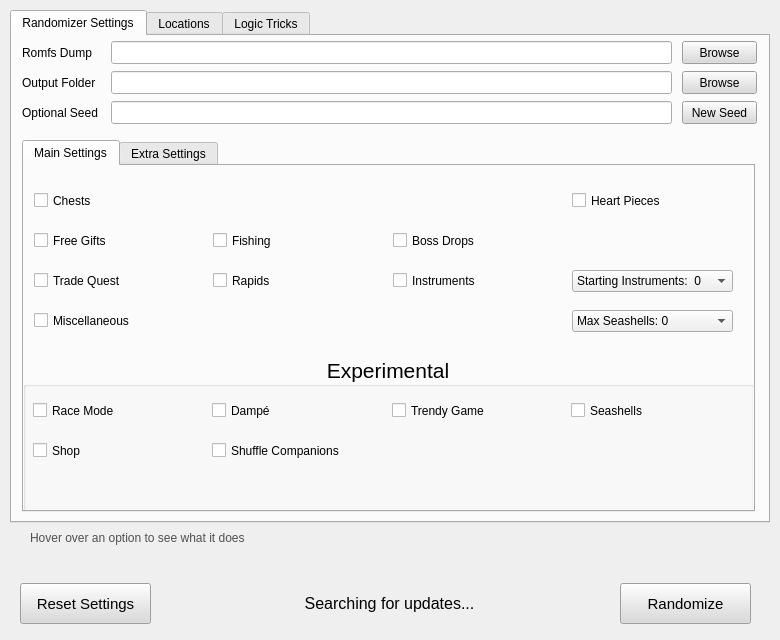
Qt form UI/ui_form.ui (Owen-Splat/LAS-Randomizer) before a commit.
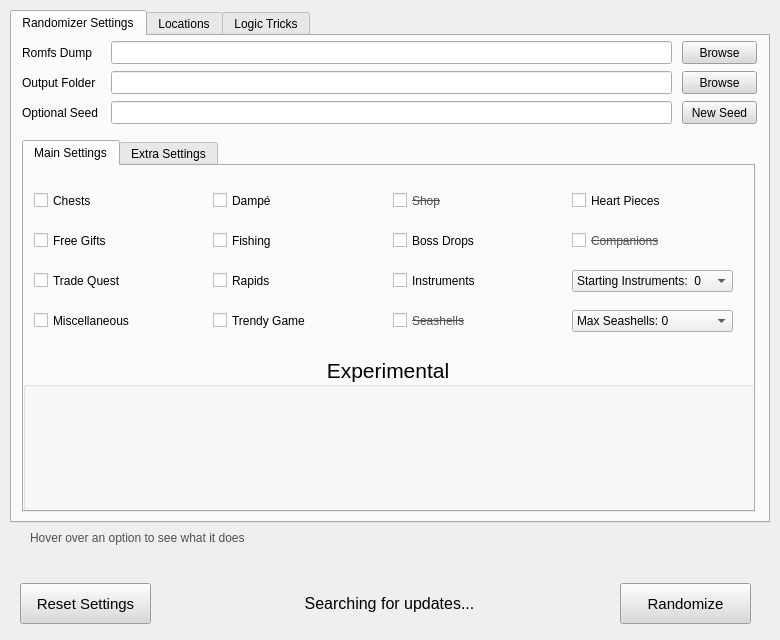
The same form after that commit.

```diff
--- a/UI/ui_form.ui
+++ b/UI/ui_form.ui
@@ -666,172 +666,6 @@
         <property name="alignment">
          <set>Qt::AlignCenter</set>
         </property>
-        <widget class="QCheckBox" name="raceCheck">
-         <property name="geometry">
-          <rect>
-           <x>10</x>
-           <y>44</y>
-           <width>173</width>
-           <height>21</height>
-          </rect>
-         </property>
-         <property name="font">
-          <font>
-           <pointsize>9</pointsize>
-          </font>
-         </property>
-         <property name="whatsThis">
-          <string>If this setting is checked, only 4 of the 8 dungeons can contain progress items.&lt;br&gt;&lt;/br&gt;The needed dungeons will be highlighted on the map from the start</string>
-         </property>
-         <property name="text">
-          <string>Race Mode</string>
-         </property>
-        </widget>
-        <widget class="QCheckBox" name="trendyCheck">
-         <property name="enabled">
-          <bool>true</bool>
-         </property>
-         <property name="geometry">
-          <rect>
-           <x>369</x>
-           <y>44</y>
-           <width>173</width>
-           <height>21</height>
-          </rect>
-         </property>
-         <property name="font">
-          <font>
-           <pointsize>9</pointsize>
-           <strikeout>false</strikeout>
-          </font>
-         </property>
-         <property name="toolTip">
-          <string/>
-         </property>
-         <property name="whatsThis">
-          <string>This controls whether the Trendy Game can contain progress items&lt;br&gt;&lt;/br&gt;&lt;u&gt;Not yet implemented&lt;/u&gt;</string>
-         </property>
-         <property name="text">
-          <string>Trendy Game</string>
-         </property>
-         <property name="checkable">
-          <bool>false</bool>
-         </property>
-        </widget>
-        <widget class="QCheckBox" name="seashellsCheck">
-         <property name="enabled">
-          <bool>true</bool>
-         </property>
-         <property name="geometry">
-          <rect>
-           <x>548</x>
-           <y>44</y>
-           <width>173</width>
-           <height>21</height>
-          </rect>
-         </property>
-         <property name="font">
-          <font>
-           <pointsize>9</pointsize>
-           <strikeout>false</strikeout>
-          </font>
-         </property>
-         <property name="whatsThis">
-          <string>This controls whether seashells can be progress items&lt;br&gt;&lt;/br&gt;&lt;u&gt;Not yet implemented&lt;/u&gt;</string>
-         </property>
-         <property name="text">
-          <string>Seashells</string>
-         </property>
-         <property name="checkable">
-          <bool>false</bool>
-         </property>
-        </widget>
-        <widget class="QCheckBox" name="dampeCheck">
-         <property name="geometry">
-          <rect>
-           <x>189</x>
-           <y>44</y>
-           <width>173</width>
-           <height>21</height>
-          </rect>
-         </property>
-         <property name="font">
-          <font>
-           <pointsize>9</pointsize>
-          </font>
-         </property>
-         <property name="toolTip">
-          <string/>
-         </property>
-         <property name="whatsThis">
-          <string>This controls whether the Dampé prizes can be progress items&lt;br&gt;&lt;/br&gt;&lt;u&gt;This is very broken right now,&lt;/u&gt; and is recommended to turn off until fixed</string>
-         </property>
-         <property name="text">
-          <string>Dampé</string>
-         </property>
-        </widget>
-        <widget class="QCheckBox" name="shopCheck">
-         <property name="enabled">
-          <bool>true</bool>
-         </property>
-         <property name="geometry">
-          <rect>
-           <x>10</x>
-           <y>84</y>
-           <width>173</width>
-           <height>21</height>
-          </rect>
-         </property>
-         <property name="font">
-          <font>
-           <pointsize>9</pointsize>
-           <strikeout>false</strikeout>
-          </font>
-         </property>
-         <property name="toolTip">
-          <string/>
-         </property>
-         <property name="whatsThis">
-          <string>This controls whether the shop can sell progress items&lt;br&gt;&lt;/br&gt;&lt;u&gt;Not yet implemented&lt;/u&gt;</string>
-         </property>
-         <property name="text">
-          <string>Shop</string>
-         </property>
-         <property name="checkable">
-          <bool>false</bool>
-         </property>
-        </widget>
-        <widget class="QCheckBox" name="companionCheck">
-         <property name="enabled">
-          <bool>true</bool>
-         </property>
-         <property name="geometry">
-          <rect>
-           <x>189</x>
-           <y>84</y>
-           <width>173</width>
-           <height>21</height>
-          </rect>
-         </property>
-         <property name="font">
-          <font>
-           <pointsize>9</pointsize>
-           <strikeout>false</strikeout>
-          </font>
-         </property>
-         <property name="toolTip">
-          <string/>
-         </property>
-         <property name="whatsThis">
-          <string>This controls if BowWow and the Rooster will be shuffled alongside other items&lt;br&gt;&lt;/br&gt;&lt;u&gt;Not yet implemented&lt;/u&gt;</string>
-         </property>
-         <property name="text">
-          <string>Shuffle Companions</string>
-         </property>
-         <property name="checkable">
-          <bool>true</bool>
-         </property>
-        </widget>
        </widget>
        <widget class="QComboBox" name="seashellsComboBox">
         <property name="geometry">
@@ -885,6 +719,160 @@
          </property>
         </item>
        </widget>
+       <widget class="QCheckBox" name="dampeCheck">
+        <property name="geometry">
+         <rect>
+          <x>189</x>
+          <y>24</y>
+          <width>173</width>
+          <height>21</height>
+         </rect>
+        </property>
+        <property name="font">
+         <font>
+          <pointsize>9</pointsize>
+         </font>
+        </property>
+        <property name="toolTip">
+         <string/>
+        </property>
+        <property name="whatsThis">
+         <string>This controls whether the Dampé prizes can be progress items&lt;br&gt;&lt;/br&gt;&lt;u&gt;The logic is not written to work with instrument shuffle,&lt;/u&gt; and may result in unbeatable seeds</string>
+        </property>
+        <property name="text">
+         <string>Dampé</string>
+        </property>
+       </widget>
+       <widget class="QCheckBox" name="trendyCheck">
+        <property name="enabled">
+         <bool>true</bool>
+        </property>
+        <property name="geometry">
+         <rect>
+          <x>189</x>
+          <y>144</y>
+          <width>173</width>
+          <height>21</height>
+         </rect>
+        </property>
+        <property name="font">
+         <font>
+          <pointsize>9</pointsize>
+          <strikeout>false</strikeout>
+         </font>
+        </property>
+        <property name="toolTip">
+         <string/>
+        </property>
+        <property name="whatsThis">
+         <string>This controls whether the Trendy Game can contain progress items&lt;br&gt;&lt;/br&gt;&lt;u&gt;If this is not checked, it will still be randomized,&lt;/u&gt; but will only contain optional items</string>
+        </property>
+        <property name="text">
+         <string>Trendy Game</string>
+        </property>
+        <property name="checkable">
+         <bool>true</bool>
+        </property>
+       </widget>
+       <widget class="QCheckBox" name="shopCheck">
+        <property name="enabled">
+         <bool>true</bool>
+        </property>
+        <property name="geometry">
+         <rect>
+          <x>369</x>
+          <y>24</y>
+          <width>173</width>
+          <height>21</height>
+         </rect>
+        </property>
+        <property name="font">
+         <font>
+          <pointsize>9</pointsize>
+          <strikeout>true</strikeout>
+         </font>
+        </property>
+        <property name="toolTip">
+         <string/>
+        </property>
+        <property name="whatsThis">
+         <string>This controls whether the shop can sell progress items&lt;br&gt;&lt;/br&gt;&lt;u&gt;Not yet implemented&lt;/u&gt;</string>
+        </property>
+        <property name="styleSheet">
+         <string notr="true">color: rgb(80, 80, 80);</string>
+        </property>
+        <property name="text">
+         <string>Shop</string>
+        </property>
+        <property name="checkable">
+         <bool>false</bool>
+        </property>
+       </widget>
+       <widget class="QCheckBox" name="seashellsCheck">
+        <property name="enabled">
+         <bool>true</bool>
+        </property>
+        <property name="geometry">
+         <rect>
+          <x>369</x>
+          <y>144</y>
+          <width>173</width>
+          <height>21</height>
+         </rect>
+        </property>
+        <property name="font">
+         <font>
+          <pointsize>9</pointsize>
+          <strikeout>true</strikeout>
+         </font>
+        </property>
+        <property name="whatsThis">
+         <string>This controls whether seashells can be progress items&lt;br&gt;&lt;/br&gt;&lt;u&gt;Not yet implemented&lt;/u&gt;</string>
+        </property>
+        <property name="styleSheet">
+         <string notr="true">color: rgb(80, 80, 80);</string>
+        </property>
+        <property name="text">
+         <string>Seashells</string>
+        </property>
+        <property name="checkable">
+         <bool>false</bool>
+        </property>
+       </widget>
+       <widget class="QCheckBox" name="companionCheck">
+        <property name="enabled">
+         <bool>true</bool>
+        </property>
+        <property name="geometry">
+         <rect>
+          <x>548</x>
+          <y>64</y>
+          <width>173</width>
+          <height>21</height>
+         </rect>
+        </property>
+        <property name="font">
+         <font>
+          <pointsize>9</pointsize>
+          <strikeout>true</strikeout>
+         </font>
+        </property>
+        <property name="toolTip">
+         <string/>
+        </property>
+        <property name="whatsThis">
+         <string>This controls if BowWow and the Rooster will be shuffled alongside other items&lt;br&gt;&lt;/br&gt;&lt;u&gt;Not yet implemented&lt;/u&gt;</string>
+        </property>
+        <property name="styleSheet">
+         <string notr="true">color: rgb(80, 80, 80);</string>
+        </property>
+        <property name="text">
+         <string>Companions</string>
+        </property>
+        <property name="checkable">
+         <bool>false</bool>
+        </property>
+       </widget>
       </widget>
       <widget class="QWidget" name="tab_5">
        <attribute name="title">
@@ -1343,6 +1331,34 @@
          </property>
         </item>
        </widget>
+       <widget class="QCheckBox" name="raceCheck">
+        <property name="geometry">
+         <rect>
+          <x>548</x>
+          <y>184</y>
+          <width>173</width>
+          <height>21</height>
+         </rect>
+        </property>
+        <property name="font">
+         <font>
+          <pointsize>9</pointsize>
+          <strikeout>true</strikeout>
+         </font>
+        </property>
+        <property name="whatsThis">
+         <string>If this setting is checked, only 4 of the 8 dungeons can contain progress items.&lt;br&gt;&lt;/br&gt;The needed dungeons will be highlighted on the map from the start</string>
+        </property>
+        <property name="styleSheet">
+         <string notr="true">color: rgb(80, 80, 80);</string>
+        </property>
+        <property name="text">
+         <string>Race Mode</string>
+        </property>
+        <property name="checkable">
+         <bool>false</bool>
+        </property>
+       </widget>
       </widget>
      </widget>
      <zorder>tabWidget_2</zorder>
```
Left out of the diff: 2 changed lines with no effect on the pictures.
